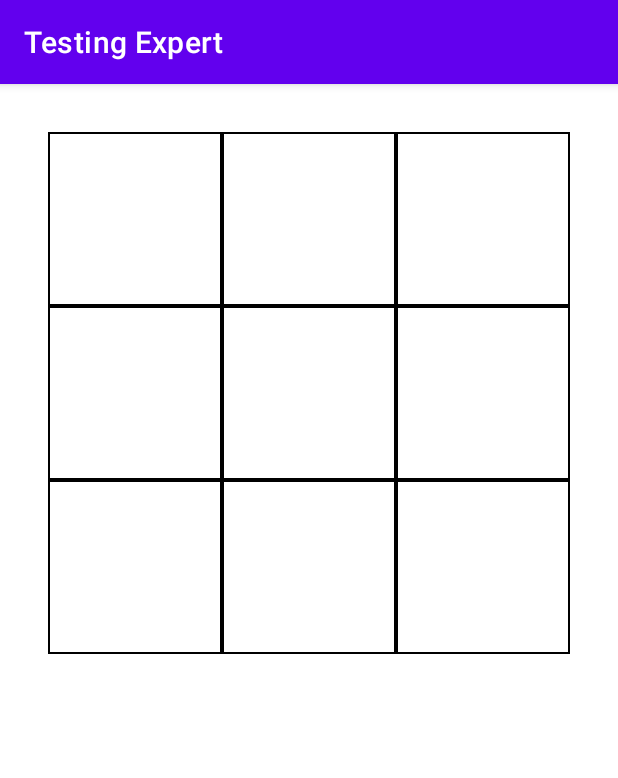
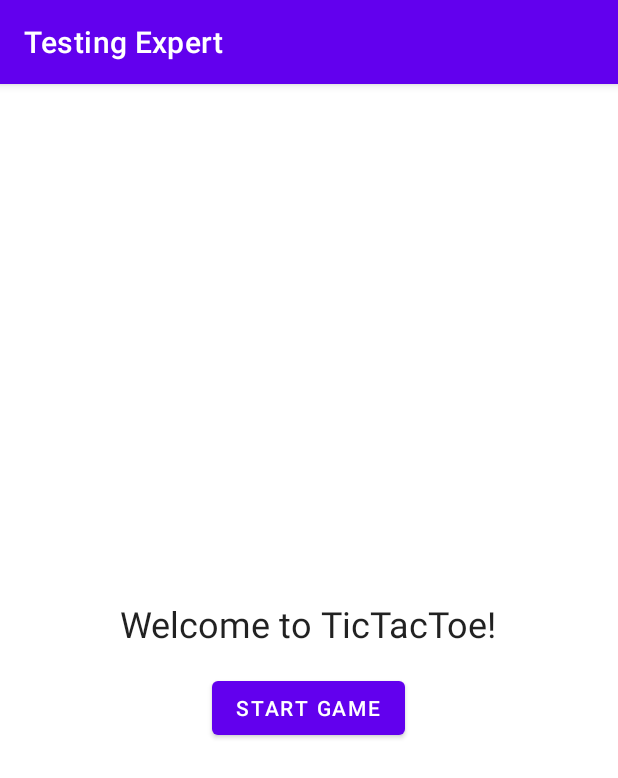
Before and after one commit to DevExperto/testing-expert, an Android app: the screen it shows after launch (MainActivity), on a phone screen of 412 x 824 dp. Shown: the top 778 px of the screen. Run offline under Robolectric (Android 15) with nearby library versions, the phone set to English and light mode, and no system bars; our stand-ins replace Room's generated code.

```diff
--- a/app/src/main/java/com/devexperto/testingexpert/data/GameRepository.kt
+++ b/app/src/main/java/com/devexperto/testingexpert/data/GameRepository.kt
@@ -9,6 +9,7 @@ import kotlinx.coroutines.flow.map
 interface GameDataSource {
     val game: Flow<TicTacToe>
     suspend fun saveMove(row: Int, column: Int)
+    suspend fun reset()
 }
 
 class RoomGameDataSource(
@@ -20,6 +21,10 @@ class RoomGameDataSource(
 
     override suspend fun saveMove(row: Int, column: Int) {
         gameDao.saveMove(MoveEntity(0, row, column))
+    }
+
+    override suspend fun reset() {
+        gameDao.reset()
     }
 }
 
@@ -34,6 +39,10 @@ class GameRepository(private val localDataSource: GameDataSource) {
 
     suspend fun move(row: Int, column: Int) {
         localDataSource.saveMove(row, column)
+    }
+
+    suspend fun reset() {
+        localDataSource.reset()
     }
 }
 
@@ -53,6 +62,9 @@ interface GameDao {
     @Insert(onConflict = OnConflictStrategy.REPLACE)
     suspend fun saveMove(move: MoveEntity)
 
+    @Query("DELETE FROM MoveEntity")
+    suspend fun reset()
+
 }
 
 @Database(entities = [MoveEntity::class], version = 1)
--- a/app/src/main/java/com/devexperto/testingexpert/ui/board/BoardFragment.kt
+++ b/app/src/main/java/com/devexperto/testingexpert/ui/board/BoardFragment.kt
@@ -12,6 +12,8 @@ import com.devexperto.testingexpert.R
 import com.devexperto.testingexpert.data.GameRepository
 import com.devexperto.testingexpert.data.RoomGameDataSource
 import com.devexperto.testingexpert.databinding.FragmentBoardBinding
+import com.devexperto.testingexpert.domain.GameState
+import com.devexperto.testingexpert.domain.Winner
 import kotlinx.coroutines.launch
 
 class BoardFragment : Fragment(R.layout.fragment_board) {
@@ -21,23 +23,56 @@ class BoardFragment : Fragment(R.layout.fragment_board) {
         val gameRepository = GameRepository(RoomGameDataSource(db.gameDao))
         BoardViewModelFactory(gameRepository)
     }
-    private lateinit var binding: FragmentBoardBinding
 
     override fun onViewCreated(view: View, savedInstanceState: Bundle?) {
         super.onViewCreated(view, savedInstanceState)
+        FragmentBoardBinding.bind(view).init()
+    }
 
-        binding = FragmentBoardBinding.bind(view)
-        binding.boardView.onClick = viewModel::move
-
-        viewModel.startGame()
+    private fun FragmentBoardBinding.init() {
+        boardView.onClick = viewModel::move
 
         viewLifecycleOwner.lifecycleScope.launch {
             viewLifecycleOwner.repeatOnLifecycle(Lifecycle.State.STARTED) {
                 viewModel.state.collect { state ->
-                    binding.boardView.update(state)
+                    when (state.gameState) {
+                        GameState.NotStarted -> bindNotStarted()
+                        GameState.InProgress -> bindInProgress()
+                        is GameState.Finished -> bindFinished(state.gameState.winner)
+                    }
+                    boardView.update(state)
                 }
             }
         }
     }
 
+    private fun FragmentBoardBinding.bindNotStarted() {
+        boardView.visibility = View.GONE
+
+        message.text = getString(R.string.welcome)
+        message.visibility = View.VISIBLE
+
+        startBtn.text = getString(R.string.start_game)
+        startBtn.visibility = View.VISIBLE
+        startBtn.setOnClickListener { viewModel.startGame() }
+
+    }
+
+    private fun FragmentBoardBinding.bindInProgress() {
+        boardView.visibility = View.VISIBLE
+        message.visibility = View.GONE
+        startBtn.visibility = View.GONE
+    }
+
+    private fun FragmentBoardBinding.bindFinished(winner: Winner) {
+        boardView.visibility = View.GONE
+
+        message.text = getString(R.string.winner, winner.toString())
+        message.visibility = View.VISIBLE
+
+        startBtn.text = getString(R.string.play_again)
+        startBtn.visibility = View.VISIBLE
+        startBtn.setOnClickListener { viewModel.resetGame() }
+    }
+
 }
--- a/app/src/main/res/layout/fragment_board.xml
+++ b/app/src/main/res/layout/fragment_board.xml
@@ -1,18 +1,32 @@
 <?xml version="1.0" encoding="utf-8"?>
 
-<!-- Tic Tac Toe board fragment. -->
-
-<FrameLayout xmlns:android="http://schemas.android.com/apk/res/android"
+<LinearLayout xmlns:android="http://schemas.android.com/apk/res/android"
     xmlns:tools="http://schemas.android.com/tools"
     android:layout_width="match_parent"
     android:layout_height="match_parent"
+    android:gravity="center"
+    android:orientation="vertical"
     tools:context=".ui.board.BoardFragment">
 
     <com.devexperto.testingexpert.ui.board.BoardView
-        android:id="@+id/boardView"
+        android:id="@+id/board_view"
         android:layout_width="match_parent"
-        android:layout_height="match_parent"
-        android:layout_margin="32dp"/>
+        android:layout_height="wrap_content"
+        android:layout_margin="32dp" />
 
+    <TextView
+        android:id="@+id/message"
+        android:layout_width="wrap_content"
+        android:layout_height="wrap_content"
+        android:textAlignment="center"
+        android:textAppearance="@style/TextAppearance.MaterialComponents.Headline5"
+        tools:text="Game over: The winner is X"
+        android:layout_margin="16dp"/>
 
-</FrameLayout>
+    <Button
+        android:id="@+id/start_btn"
+        android:layout_width="wrap_content"
+        android:layout_height="wrap_content"
+        tools:text="Restart Game" />
+
+</LinearLayout>
--- a/app/src/main/res/values/strings.xml
+++ b/app/src/main/res/values/strings.xml
@@ -1,3 +1,7 @@
 <resources>
     <string name="app_name">Testing Expert</string>
+    <string name="start_game">Start Game</string>
+    <string name="play_again">Play Again</string>
+    <string name="welcome">Welcome to TicTacToe!</string>
+    <string name="winner">Congrats! The winner is %s</string>
 </resources>
```
Also changed, not shown: app/src/main/java/com/devexperto/testingexpert/ui/board/BoardViewModel.kt (+7 -0 lines).
